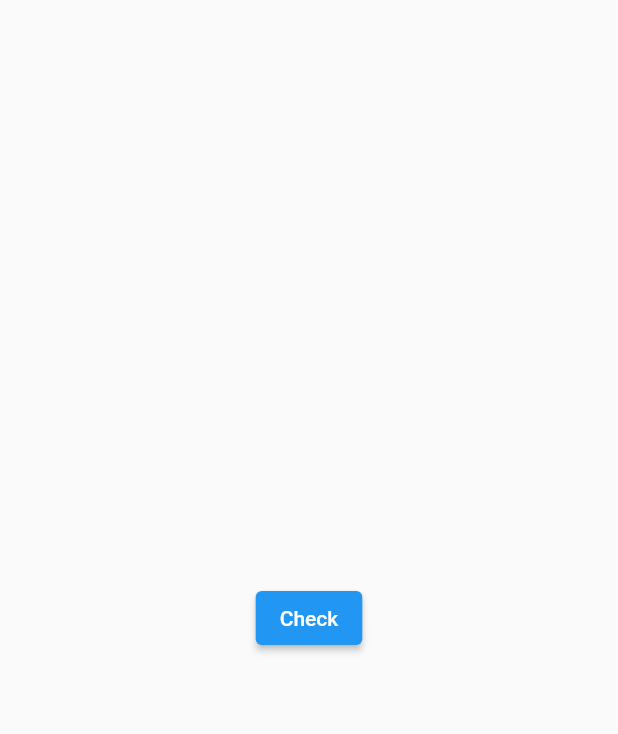
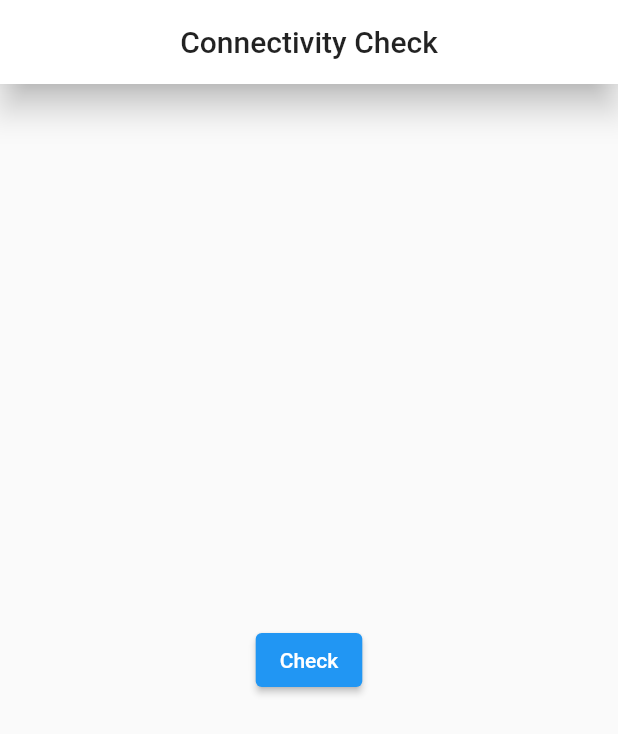
Before and after one commit to sadman-ichha/Flutter-Learing, a Flutter app: the screen it shows after launch, on a phone screen of 412 x 824 dp. Shown: the top 734 px of the screen. Run offline on Flutter 3.47's test engine with Material 2 defaults, Android fonts, the phone set to English and light mode, and no system bars; our stand-ins replace auto_size_text, connectivity_plus, flutter_svg, fluttertoast, font_awesome_flutter, quickalert and 1 more.

Commit message:
check Connect

```diff
--- a/lib/packages/connectivity_check.dart
+++ b/lib/packages/connectivity_check.dart
@@ -1,14 +1,42 @@
+import 'dart:async';
+
+import 'package:connectivity_plus/connectivity_plus.dart';
 import 'package:flutter/material.dart';
 
 class ConnectivityCheck extends StatelessWidget {
-  const ConnectivityCheck({Key? key}) : super(key: key);
+  StreamSubscription? subscription;
+
+  Future checkConnection(context) async {
+    var connectivityRes = await Connectivity().checkConnectivity();
+    if (connectivityRes == ConnectivityResult.mobile) {
+      ScaffoldMessenger.of(context).showSnackBar(
+        SnackBar(content: Text("Connected to mobile network")),
+      );
+    } else if (connectivityRes == ConnectivityResult.wifi) {
+      ScaffoldMessenger.of(context)
+          .showSnackBar(SnackBar(content: Text("Connected to Wifi network")));
+    } else {
+      ScaffoldMessenger.of(context)
+          .showSnackBar(SnackBar(content: Text("No Internet")));
+    }
+  }
 
   @override
   Widget build(BuildContext context) {
     return Scaffold(
-
+      appBar: AppBar(
+        title: Text("Connectivity Check",
+            style: Theme.of(context).textTheme.titleLarge),
+        centerTitle: true,
+        elevation: 9,
+        backgroundColor: Colors.white,
+      ),
       body: Center(
-        child: ElevatedButton(onPressed: (){}, child: Text("Check")),
+        child: ElevatedButton(
+            onPressed: () {
+              checkConnection(context);
+            },
+            child: Text("Check")),
       ),
     );
   }
```
